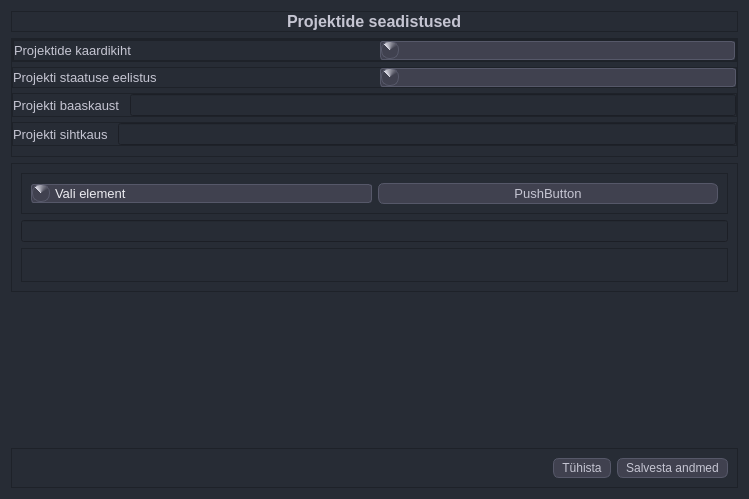
The window that mailabl-qgis/config/confWidgets/ProjectSetup.ui (TuloliKalver/mailabl-qgis) describes before a commit, drawn with Qt 5.
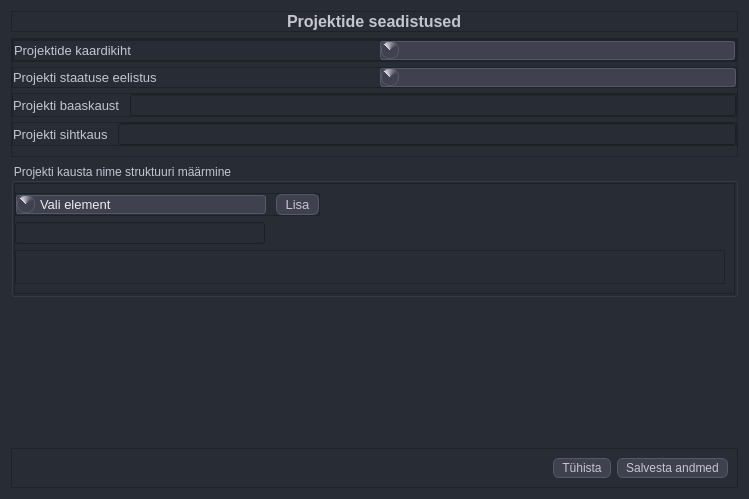
The same window after the commit. Icons and pictures are not drawn.

Commit message: Fixed bug when saving prefered_projectFolder structure

```diff
--- a/mailabl-qgis/config/confWidgets/ProjectSetup.ui
+++ b/mailabl-qgis/config/confWidgets/ProjectSetup.ui
@@ -459,6 +459,27 @@
     </widget>
    </item>
    <item>
+    <widget class="QGroupBox" name="groupBox">
+     <property name="title">
+      <string>Projekti kausta nime struktuuri määrmine</string>
+     </property>
+     <layout class="QVBoxLayout" name="verticalLayout_7">
+      <property name="spacing">
+       <number>0</number>
+      </property>
+      <property name="leftMargin">
+       <number>0</number>
+      </property>
+      <property name="topMargin">
+       <number>0</number>
+      </property>
+      <property name="rightMargin">
+       <number>0</number>
+      </property>
+      <property name="bottomMargin">
+       <number>0</number>
+      </property>
+      <item>
     <widget class="QFrame" name="frame">
      <property name="frameShape">
       <enum>QFrame::StyledPanel</enum>
@@ -467,7 +488,10 @@
       <enum>QFrame::Raised</enum>
      </property>
      <layout class="QVBoxLayout" name="verticalLayout_5">
-      <item>
+         <property name="leftMargin">
+          <number>0</number>
+         </property>
+         <item alignment="Qt::AlignLeft">
        <widget class="QFrame" name="frame_2">
         <property name="frameShape">
          <enum>QFrame::StyledPanel</enum>
@@ -476,8 +500,29 @@
          <enum>QFrame::Raised</enum>
         </property>
         <layout class="QHBoxLayout" name="horizontalLayout_5">
+            <property name="spacing">
+             <number>10</number>
+            </property>
+            <property name="leftMargin">
+             <number>0</number>
+            </property>
+            <property name="topMargin">
+             <number>0</number>
+            </property>
+            <property name="rightMargin">
+             <number>0</number>
+            </property>
+            <property name="bottomMargin">
+             <number>0</number>
+            </property>
          <item>
           <widget class="QComboBox" name="cmbNameElements">
+              <property name="minimumSize">
+               <size>
+                <width>250</width>
+                <height>0</height>
+               </size>
+              </property>
            <property name="font">
             <font>
              <pointsize>10</pointsize>
@@ -514,15 +559,21 @@
             </font>
            </property>
            <property name="text">
-            <string>PushButton</string>
+               <string>Lisa</string>
            </property>
           </widget>
          </item>
         </layout>
        </widget>
       </item>
-      <item>
+         <item alignment="Qt::AlignLeft">
        <widget class="QLineEdit" name="leSymbolCharacter">
+           <property name="minimumSize">
+            <size>
+             <width>250</width>
+             <height>0</height>
+            </size>
+           </property>
         <property name="text">
          <string/>
         </property>
@@ -545,6 +596,9 @@
            <property name="text">
             <string/>
            </property>
+             </widget>
+            </item>
+           </layout>
           </widget>
          </item>
         </layout>
```
Lines whose indentation alone changed are shown as unchanged. The commit also changes 4 other files.
